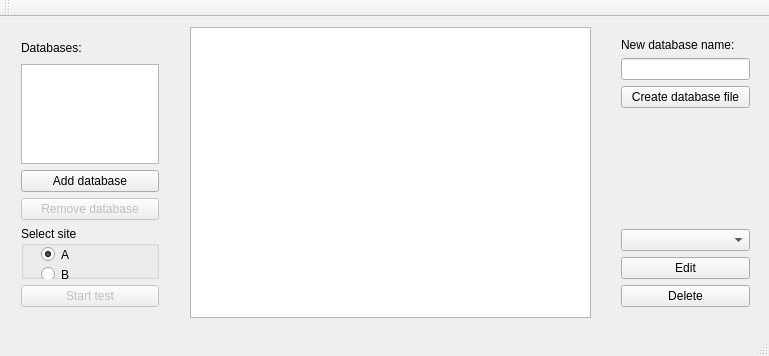
Qt form mainwindow.ui (szledak/EasyLearning) before a commit.
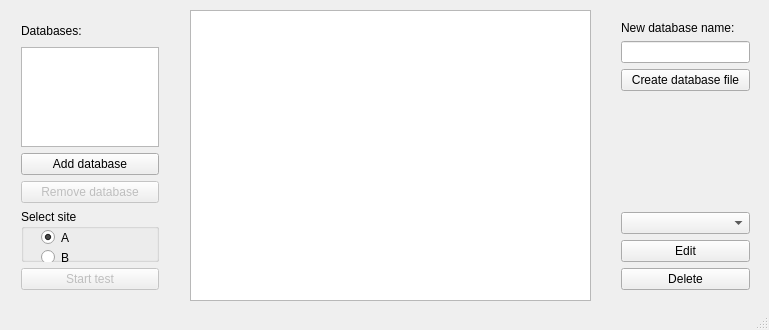
The same form after that commit.

Commit message: Remove menubar & toolbar

```diff
--- a/mainwindow.ui
+++ b/mainwindow.ui
@@ -10,7 +10,7 @@
     <x>0</x>
     <y>0</y>
     <width>769</width>
-    <height>356</height>
+    <height>330</height>
    </rect>
   </property>
   <property name="windowTitle">
@@ -206,14 +206,6 @@
     </layout>
    </widget>
   </widget>
-  <widget class="QToolBar" name="mainToolBar">
-   <attribute name="toolBarArea">
-    <enum>TopToolBarArea</enum>
-   </attribute>
-   <attribute name="toolBarBreak">
-    <bool>false</bool>
-   </attribute>
-  </widget>
   <widget class="QStatusBar" name="statusBar"/>
   <widget class="QMenuBar" name="menuBar">
    <property name="geometry">
```
Left out of the diff: 10 changed lines with no effect on the pictures.
